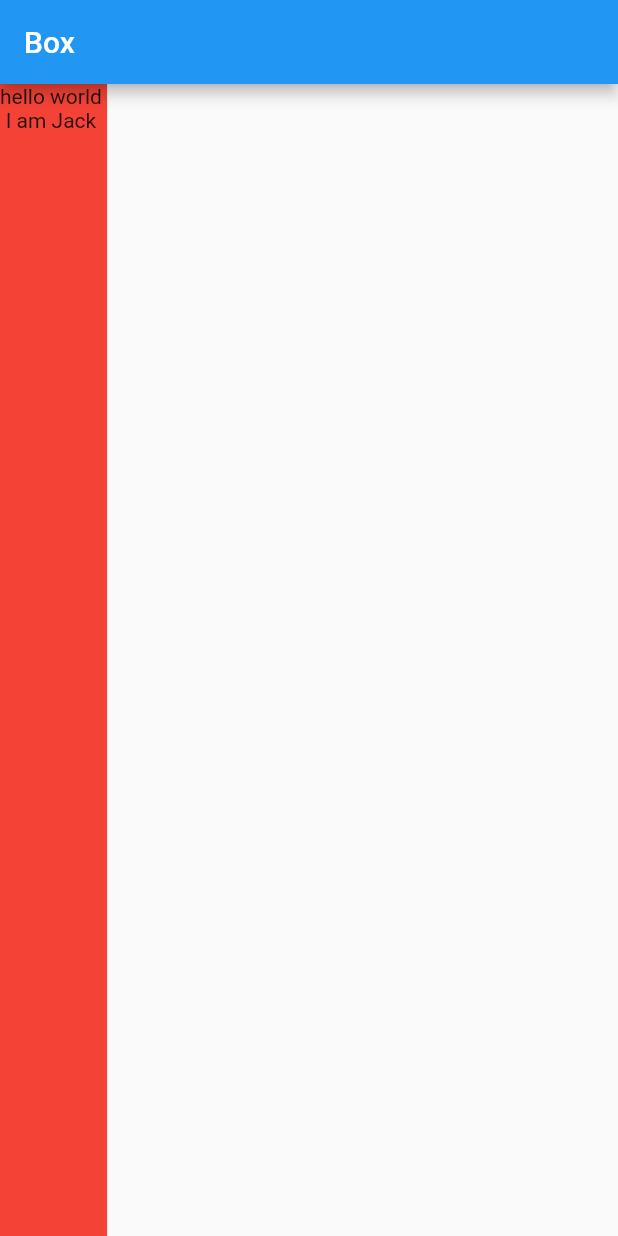
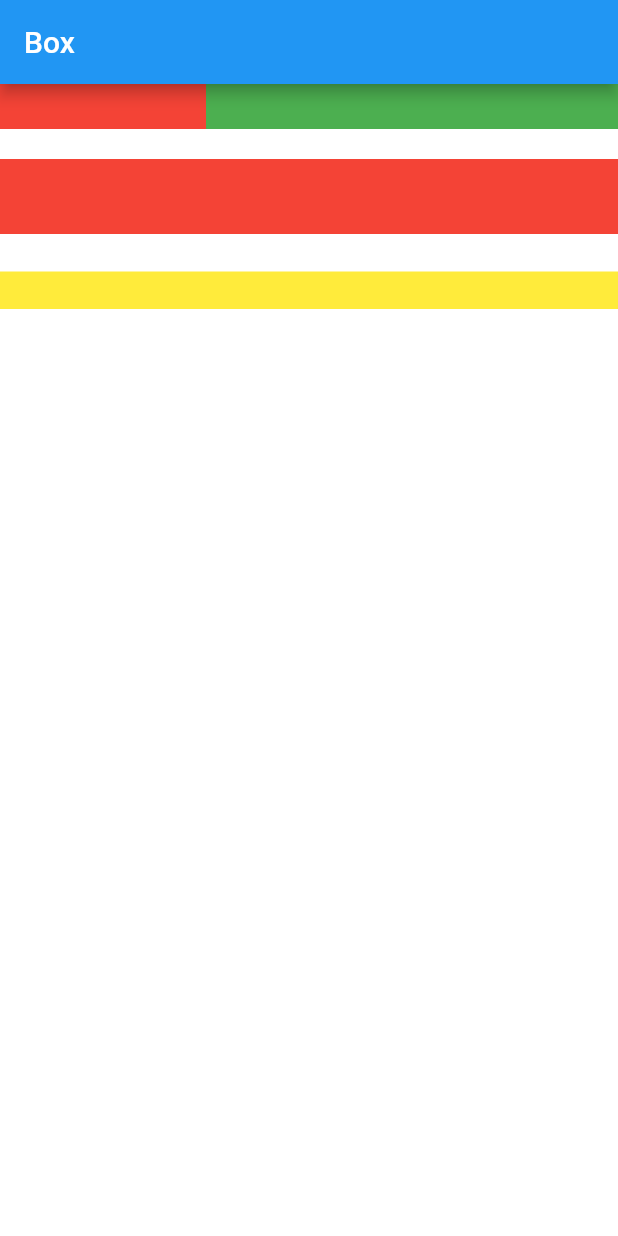
Before and after one commit to LeeWongSnail/FlutterLearning, a Flutter app: the screen it shows after launch, on a phone screen of 412 x 824 dp. Run offline on Flutter 3.47's test engine with Material 2 defaults, Android fonts, the phone set to English and light mode, and no system bars.

Commit message:
[comments]：flex&expand学习笔记 [jira_id]：none [version]：

```diff
--- a/Demo/flutterui/lib/main.dart
+++ b/Demo/flutterui/lib/main.dart
@@ -66,25 +66,44 @@ class _ProgressRouteState extends State<ProgressRoute> with SingleTickerProvider
         title: Text('Box'),
       ),
       body: Container(
-        color: Colors.green,
+        color: Colors.white,
         child: Column(
-        crossAxisAlignment: CrossAxisAlignment.start,
-        mainAxisSize: MainAxisSize.max, //有效，外层Colum高度为整个屏幕
-        children: <Widget>[
-          Expanded(child: Container(
-            color: Colors.red,
-            child: Column(
-              mainAxisSize: MainAxisSize.max,//无效，内层Colum高度为实际高度
-              children: <Widget>[
-                Text("hello world "),
-                Text("I am Jack "),
+          children: [
+            Flex(direction: Axis.horizontal,
+              children: [
+                Expanded(child: Container(
+                  height: 30,
+                  color: Colors.red,
+                ),flex: 1,),
+                Expanded(child: Container(
+                  height: 30,
+                  color: Colors.green,
+                ),flex: 2,),
               ],
             ),
-          )),
-        ],
-      ),
-      ),
+            Padding(padding: EdgeInsets.only(top: 20),
+              child: SizedBox(
+                height: 100,
+                child: Flex(direction: Axis.vertical,
+                children: [
+                  Expanded(child: Container(
+                    height: 30,
+                    color: Colors.red,
+                  ), flex: 2,),
+                  Spacer(
+                    flex: 1,
+                  ),
+                  Expanded(child: Container(
+                    height: 60,
+                    color: Colors.yellow,
+                  ), flex: 1,)
+                ],
+                ),
+              ),
+            ),
+          ],
+        ),
+    ),
     );
-
   }
 }
```
Also changed, not shown: Demo/flutterui/lib/flutterui_row.dart (+17 -0 lines), res/flutterui_flexExpand.png (added), res/flutterui_verticalflexexpanded.png (added), 1 other file.
